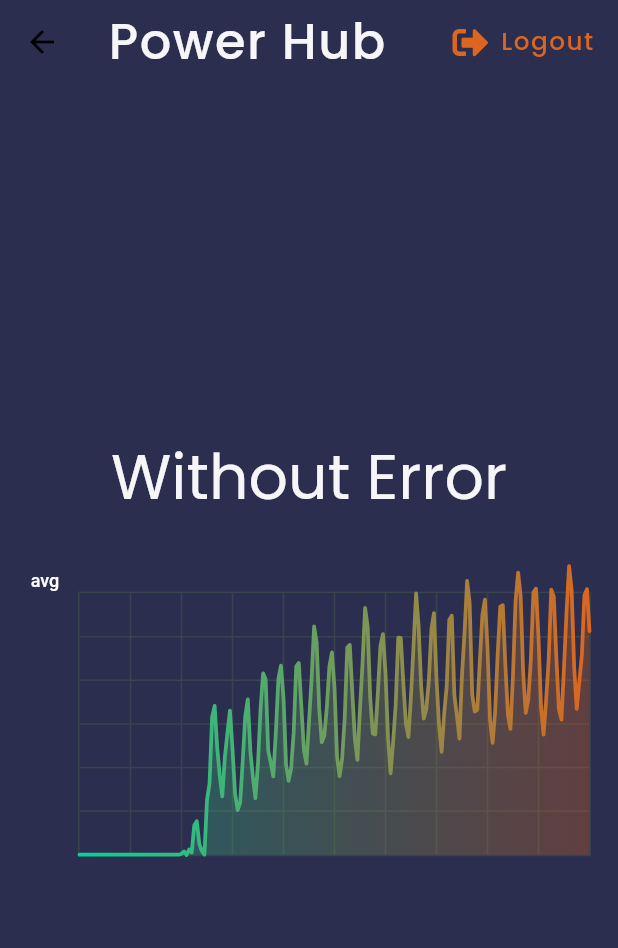
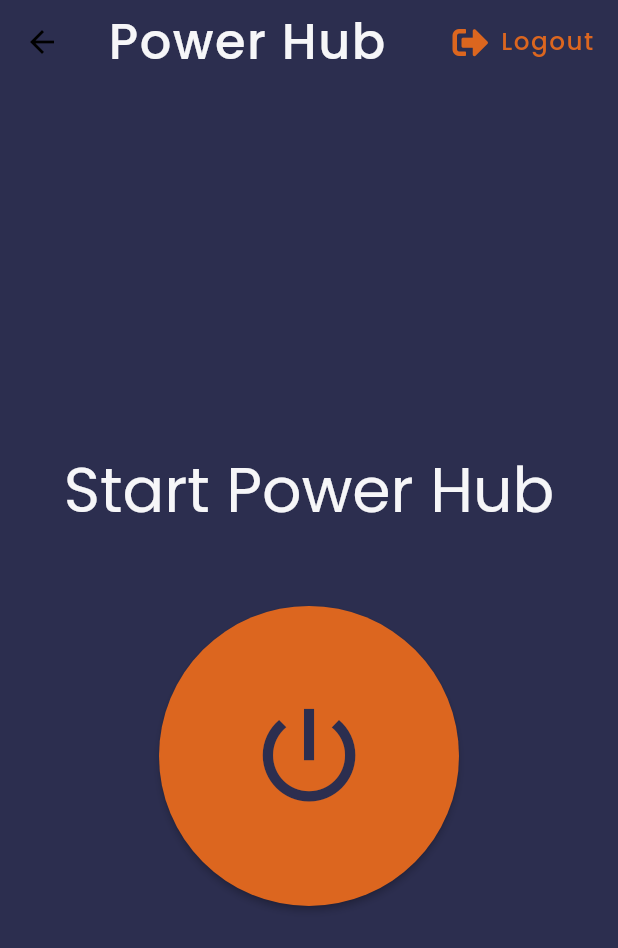
Before and after one commit to faseeh1999/Power-Hub, a Flutter app: the Home screen opened directly, on a phone screen of 412 x 824 dp. Shown: the top 948 px of the screen. Run offline on Flutter 3.47's test engine with Material 2 defaults, Android fonts, the phone set to English and light mode, and no system bars; drawn by our look-alikes of fl_chart; our stand-ins replace animated_splash_screen, firebase_auth, flutter_spinkit, font_awesome_flutter, form_validator, google_fonts and 2 more; accounts and stored records are empty.

Commit message:
Added Home Button
Added Home Button UI.

```diff
--- a/lib/home.dart
+++ b/lib/home.dart
@@ -52,22 +52,40 @@ class _HomeState extends State<Home> {
                         )))
               ],
             ),
-            body: Column(
+            body: Center(
+              child: Column(
                 crossAxisAlignment: CrossAxisAlignment.center,
                 mainAxisAlignment: MainAxisAlignment.center,
                 children: [
                   Padding(
                     padding: EdgeInsets.all(size.width * 0.05),
                     child: Text(
-                    "Without Error",
+                      "Start Power Hub",
                       style: GoogleFonts.poppins(
                           color: kTextColor, fontSize: size.width * 0.1),
                     ),
                   ),
-                Center(
-                  child: LineChartSample2(),
-                )
+                  SizedBox(height: size.height * 0.03),
+                  ConstrainedBox(
+                    constraints:
+                        BoxConstraints.tightFor(width: 200, height: 200),
+                    child: ElevatedButton(
+                      onPressed: () {},
+                      child: Icon(
+                        Icons.power_settings_new_outlined,
+                        color: kprimary,
+                        size: size.width * 0.2,
+                      ),
+                      style: ElevatedButton.styleFrom(
+                        shape: CircleBorder(),
+                        padding: EdgeInsets.all(20),
+                        primary: kLineColor, // <-- Button color
+                        onPrimary: Colors.red, // <-- Splash color
+                      ),
+                    ),
+                  ),
                 ],
+              ),
             ),
           );
   }
```
Lines whose indentation alone changed are shown as unchanged.
